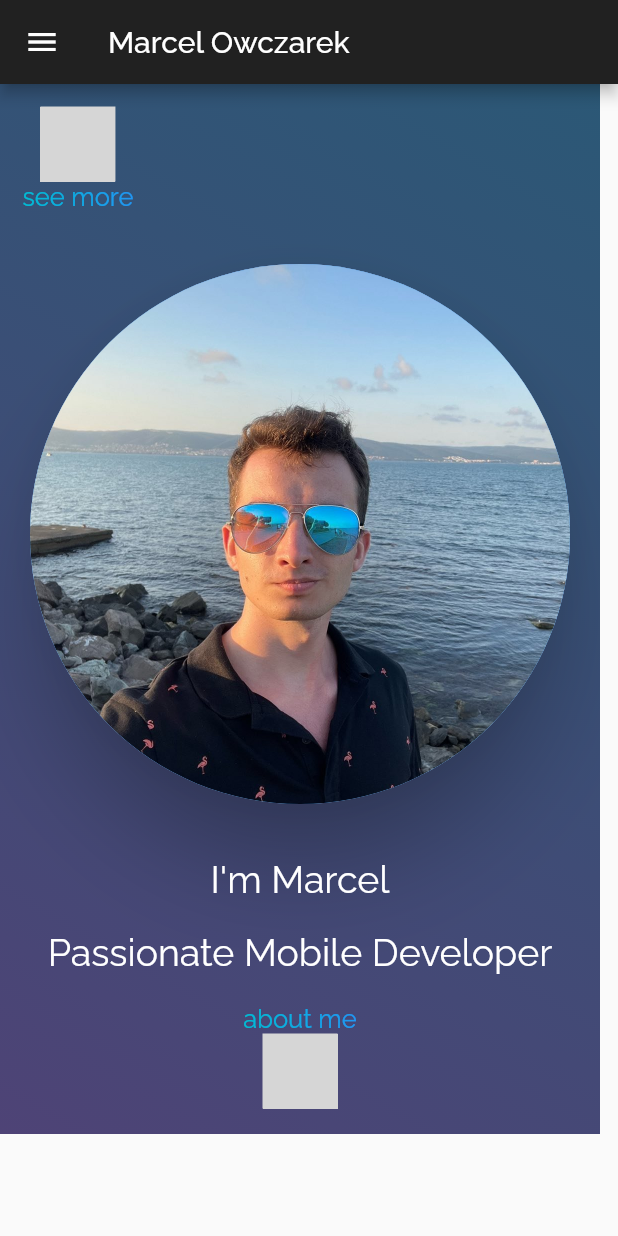
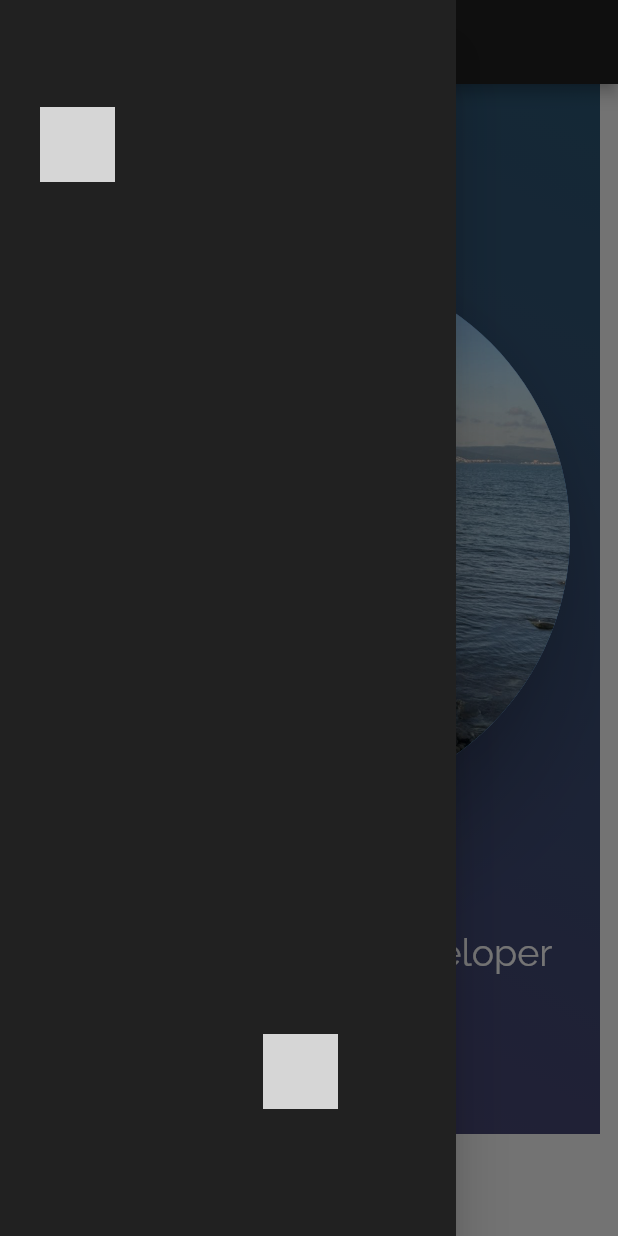
Before and after one commit to MarcelOwczarek/own_website, a Flutter app: the screen it shows after launch, with the side drawer open (before the commit the screen has no drawer), on a phone screen of 412 x 824 dp. Run offline on Flutter 3.47's test engine with Material 2 defaults, Android fonts, the phone set to English and light mode, and no system bars; drawn by our look-alikes of simple_gradient_text; our stand-ins replace google_fonts, lottie; network calls fail; grey boxes are pictures that could not be loaded.

Commit message:
Add NavigationDrawer

```diff
--- a/lib/features/Home_Page/Home_Page.dart
+++ b/lib/features/Home_Page/Home_Page.dart
@@ -4,6 +4,7 @@ import 'package:flutter/material.dart';
 import 'package:own_website/features/texts/texts.dart';
 import 'package:own_website/features/widgets/Custom_CircleAvatar.dart';
 import 'package:own_website/features/widgets/Custom_Divider.dart';
+import 'package:own_website/features/widgets/Custom_NavigationDrawer.dart';
 import 'package:own_website/features/widgets/Custom_SizedBox.dart';
 import 'package:own_website/features/widgets/about_me.dart';
 import 'package:own_website/features/widgets/my_description.dart';
@@ -17,13 +18,10 @@ class Home_Page extends StatelessWidget {
   @override
   Widget build(BuildContext context) {
     return Scaffold(
+      drawer: const Custom_NavigationDrawer(),
       appBar: AppBar(
-        title: (text[0]), // <- my Name and surname
+        title: text[0], // <- my Name and surname
         backgroundColor: Colors.grey[900],
-        leading: GestureDetector(
-          onTap: () {},
-          child: const Icon(Icons.menu),
-        ),
       ),
       body: Container(
         height: 700,
--- /dev/null
+++ b/lib/features/widgets/Custom_NavigationDrawer.dart
@@ -0,0 +1,23 @@
+// ignore_for_file: file_names, camel_case_types, non_constant_identifier_names
+
+import 'package:flutter/material.dart';
+
+class Custom_NavigationDrawer extends StatelessWidget {
+  const Custom_NavigationDrawer({
+    super.key,
+  });
+
+  @override
+  Widget build(BuildContext context) => Drawer(
+        backgroundColor: Colors.grey[900],
+        child: ListView(
+          children: [
+            Column(
+              children: const <Widget>[
+                SizedBox(height: 10),
+              ],
+            ),
+          ],
+        ),
+      );
+}
```
